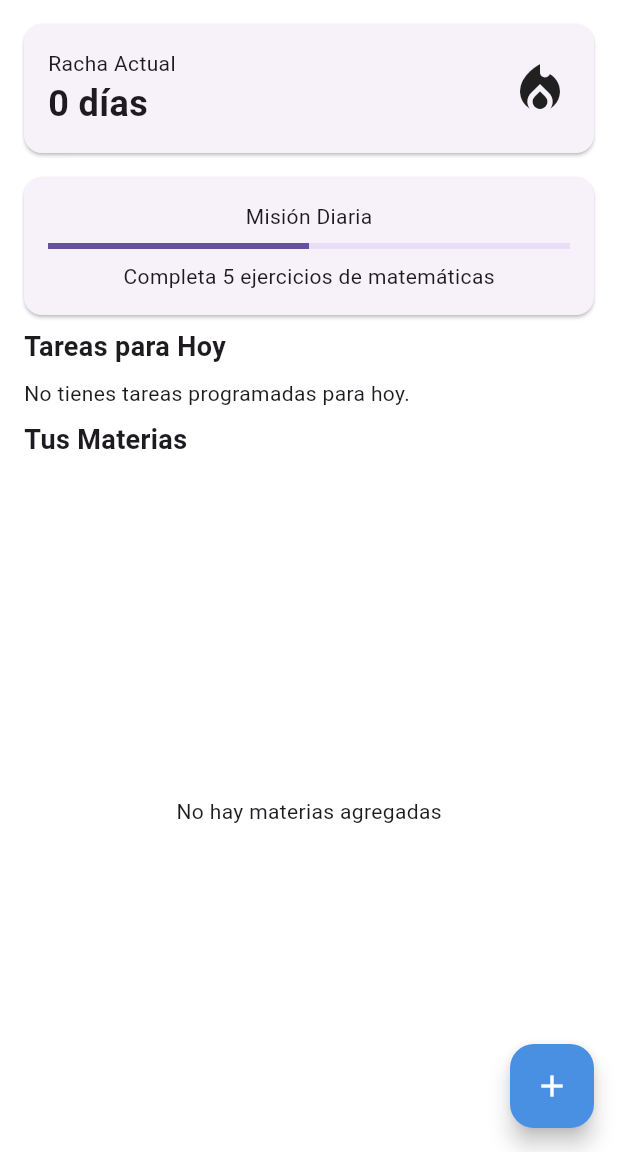
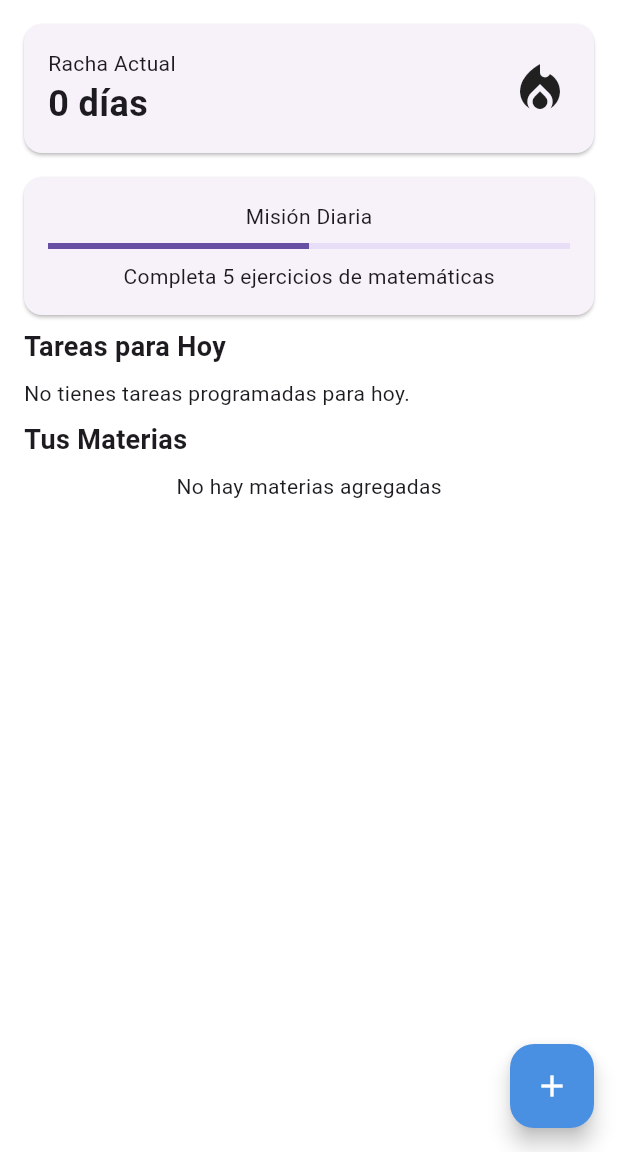
Before and after one commit to CarlosDiogoUpsa/studyquest_app, a Flutter app: the screen it shows after launch, on a phone screen of 412 x 824 dp, the part 84-1236 px from its top. Run offline on Flutter 3.47's test engine with Material 3 defaults, Android fonts, the phone set to English and light mode, and no system bars; our stand-ins replace shared_preferences, table_calendar.

Commit message:
completo carlos diogo

```diff
--- a/lib/screens/home_screen.dart
+++ b/lib/screens/home_screen.dart
@@ -10,7 +10,8 @@ import 'package:studyquest_app/widget/daili_widget.dart';
 import 'package:studyquest_app/widget/streak_widget.dart';
 import 'package:studyquest_app/widget/subject_card.dart';
 import 'package:studyquest_app/widget/task_item_widget.dart';
-import 'package:studyquest_app/screens/subject_detail.dart'; // ¡Importa la nueva pantalla!
+// Note: You have SubjectDetailScreen imported twice. One is sufficient.
+// import 'package:studyquest_app/screens/subject_detail.dart';
 
 class HomeScreen extends StatefulWidget {
   const HomeScreen({super.key});
@@ -20,9 +21,6 @@ class HomeScreen extends StatefulWidget {
 }
 
 class _HomeScreenState extends State<HomeScreen> {
-  // ELIMINA ESTE CONTROLADOR si no lo vas a usar para el diálogo.
-  // final TextEditingController _subjectController = TextEditingController();
-
   @override
   void initState() {
     super.initState();
@@ -31,8 +29,6 @@ class _HomeScreenState extends State<HomeScreen> {
 
   @override
   void dispose() {
-    // ELIMINA ESTO si _subjectController ya no existe.
-    // _subjectController.dispose();
     super.dispose();
   }
 
@@ -55,7 +51,9 @@ class _HomeScreenState extends State<HomeScreen> {
           ),
         ],
       ),
-      body: Column(
+      body: SingleChildScrollView(
+        // <--- Wrap the entire Column with SingleChildScrollView
+        child: Column(
           crossAxisAlignment: CrossAxisAlignment.stretch,
           children: [
             const StreakWidget(),
@@ -84,14 +82,28 @@ class _HomeScreenState extends State<HomeScreen> {
                       padding: EdgeInsets.symmetric(horizontal: 16.0),
                       child: Text('No tienes tareas programadas para hoy.'),
                     )
-                  : SizedBox(
-                    height: MediaQuery.of(context).size.height * 0.25,
-                    child: ListView.builder(
-                      itemCount: todayTasks.length,
-                      itemBuilder:
-                          (ctx, index) =>
-                              TaskItemWidget(task: todayTasks[index]),
-                    ),
+                    :
+                    // Remove SizedBox with fixed height and replace ListView.builder with ListView.
+                    // When inside SingleChildScrollView, ListView.builder needs to be constrained.
+                    // Using ListView.builder without a fixed height in SingleChildScrollView is problematic.
+                    // Instead, we can use ListView.shrinkWrap: true with a limited item count or just ListView directly.
+                    // For a dynamic list of items, using ListView.builder with a specific height (as you had)
+                    // or a `Column` of `TaskItemWidget`s inside `SingleChildScrollView` works.
+                    // However, to make the *entire screen* scrollable without nested scrollables,
+                    // it's generally better to let the `SingleChildScrollView` manage the primary scroll.
+                    //
+                    // To handle the "Tareas para Hoy" list effectively without a fixed height and nested scrolling:
+                    // Option 1: Convert to a Column of TaskItemWidgets if the list isn't excessively long.
+                    // Option 2: Keep ListView.builder with a constraint if you intend for this section to scroll independently.
+                    // For the purpose of "mejor todo y no solo zonas especificas", we'll go with option 1, assuming
+                    // the number of daily tasks won't be extremely large. If it can be, you'll need a different approach
+                    // like a custom scroll view or `NestedScrollView`.
+                    Column(
+                      // Changed to Column to avoid nested scrolling issues with ListView.builder
+                      children:
+                          todayTasks
+                              .map((task) => TaskItemWidget(task: task))
+                              .toList(),
                     );
               },
             ),
@@ -105,23 +117,24 @@ class _HomeScreenState extends State<HomeScreen> {
                 ),
               ),
             ),
-          Expanded(
-            child:
+            // Similar to the TaskProvider consumer, for "Tus Materias",
+            // we will use Column with SubjectCard widgets to allow the SingleChildScrollView to handle scrolling.
+            // If the number of subjects can be very large, consider a different UI approach or NestedScrollView.
             subjectProvider.subjects.isEmpty
                 ? const Center(child: Text('No hay materias agregadas'))
-                    : ListView.builder(
-                      itemCount: subjectProvider.subjects.length,
-                      itemBuilder:
-                          (ctx, index) => SubjectCard(
-                            subject: subjectProvider.subjects[index],
+                : Column(
+                  children:
+                      subjectProvider.subjects
+                          .map((subject) => SubjectCard(subject: subject))
+                          .toList(),
                 ),
+            // Add some padding at the bottom if needed to prevent content from being cut off by the FAB
+            const SizedBox(height: 80.0),
+          ],
         ),
-          ),
-        ],
       ),
       floatingActionButton: FloatingActionButton(
         onPressed: () {
-          // ¡Aquí cambiamos para navegar a la nueva SubjectDetailScreen!
           Navigator.of(context).push(
             MaterialPageRoute(
               builder:
@@ -134,46 +147,4 @@ class _HomeScreenState extends State<HomeScreen> {
       ),
     );
   }
-
-  // ¡ELIMINA COMPLETO EL MÉTODO _showAddSubjectDialog!
-  // void _showAddSubjectDialog(BuildContext context) {
-  //   showDialog(
-  //     context: context,
-  //     builder: (ctx) => AlertDialog(
-  //       title: const Text('Añadir Materia'),
-  //       content: TextField(
-  //         controller: _subjectController,
-  //         decoration: const InputDecoration(
-  //           labelText: 'Nombre de la materia',
-  //           border: OutlineInputBorder(),
-  //         ),
-  //       ),
-  //       actions: [
-  //         TextButton(
-  //           onPressed: () => Navigator.pop(ctx),
-  //           child: const Text('Cancelar'),
-  //         ),
-  //         TextButton(
-  //           onPressed: () {
-  //             if (_subjectController.text.isNotEmpty) {
-  //               final newSubject = Subject(
-  //                 id: DateTime.now().millisecondsSinceEpoch.toString(),
-  //                 name: _subjectController.text,
-  //                 teacherId: '1', // ID por defecto
-  //                 examDate: DateTime.now().add(const Duration(days: 30)),
-  //               );
-  //               Provider.of<SubjectProvider>(
-  //                 context,
-  //                 listen: false,
-  //               ).addSubject(newSubject); // ESTA ES LA LÍNEA QUE DABA ERROR
-  //               _subjectController.clear();
-  //               Navigator.pop(ctx);
-  //             }
-  //           },
-  //           child: const Text('Guardar'),
-  //         ),
-  //       ],
-  //     ),
-  //   );
-  // }
 }
```
Lines whose indentation alone changed are shown as unchanged.
